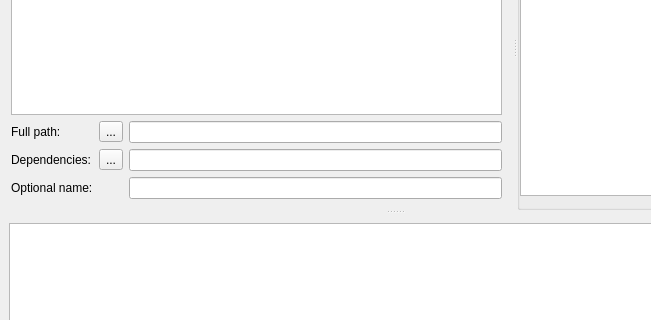
First picture: the form in libipstack/buildsystem/files_to_features/mainwindow.ui, repository ESS-Group/CiAO-IP, before the edit; both pictures show x 0 to 651 and y 146 to 466 of the 790 by 627 pixel window.
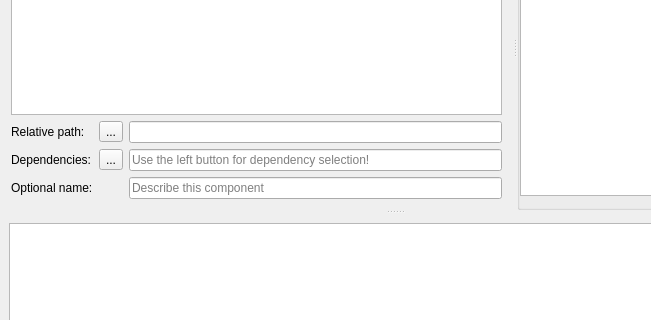
Second picture: the form after the edit. Icons and pictures are not drawn.

Diff of the .ui file:
```diff
--- a/libipstack/buildsystem/files_to_features/mainwindow.ui
+++ b/libipstack/buildsystem/files_to_features/mainwindow.ui
@@ -103,7 +103,7 @@
                </sizepolicy>
               </property>
               <property name="text">
-               <string>Full path:</string>
+               <string>Relative path:</string>
               </property>
              </widget>
             </item>
@@ -155,13 +155,17 @@
             </item>
             <item row="1" column="2" colspan="2">
              <widget class="QLineEdit" name="labelDepends">
-              <property name="readOnly">
-               <bool>true</bool>
+              <property name="placeholderText">
+               <string>Use the left button for dependency selection!</string>
               </property>
              </widget>
             </item>
             <item row="2" column="2" colspan="2">
-             <widget class="QLineEdit" name="lineName"/>
+             <widget class="QLineEdit" name="lineName">
+              <property name="placeholderText">
+               <string>Describe this component</string>
+              </property>
+             </widget>
             </item>
            </layout>
           </widget>
```
Left out of the diff: 15 changed lines with no effect on the pictures.
